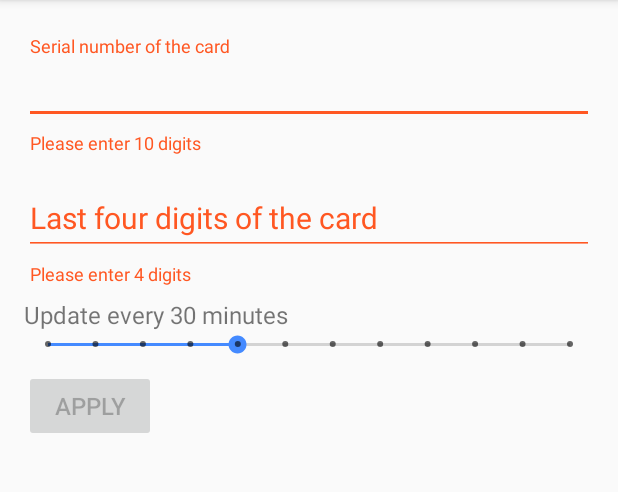
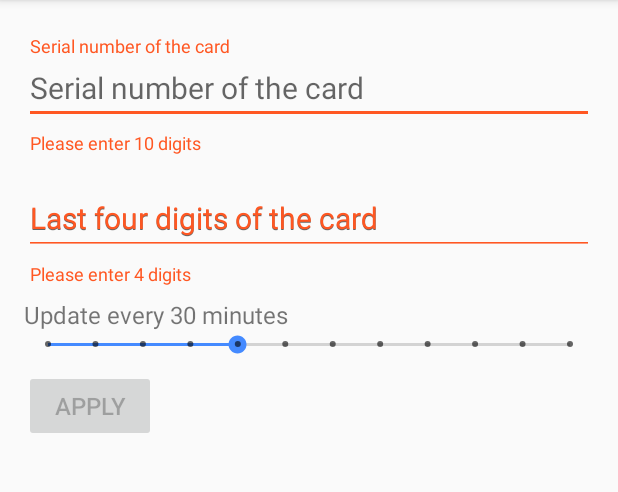
Before and after one commit to rhidasi/balance-widget-tr, an Android app: the BalanceWidgetConfigureActivity screen opened directly, with no data from a screen before it, on a phone screen of 412 x 824 dp, the part 84-576 px from its top. Run offline under Robolectric (Android 15) with nearby library versions, the phone set to English and light mode, and no system bars; our stand-ins replace ButterKnife; 1 statement that could not run was skipped.

Commit message:
Slovak translation, minor UI changes

```diff
--- a/app/src/main/java/sk/hidasi/balance_tr/BalanceWidgetConfigureActivity.java
+++ b/app/src/main/java/sk/hidasi/balance_tr/BalanceWidgetConfigureActivity.java
@@ -106,16 +106,8 @@ public class BalanceWidgetConfigureActivity extends AppCompatActivity implements
 	public void afterTextChanged(Editable editable) {
 		final boolean serialOk = mSerialNumber.getEditText().length() == 10;
 		final boolean fourOk = mFourDigits.getEditText().length() == 4;
-		if (serialOk) {
-			mSerialNumber.setErrorEnabled(false);
-		} else {
-			mSerialNumber.setError(getString(R.string.please_enter_10_digits));
-		}
-		if (fourOk) {
-			mFourDigits.setErrorEnabled(false);
-		} else {
-			mFourDigits.setError(getString(R.string.please_enter_4_digits));
-		}
+		mSerialNumber.setError(serialOk ? null : getString(R.string.please_enter_10_digits));
+		mFourDigits.setError(fourOk ? null : getString(R.string.please_enter_4_digits));
 		mAddButton.setEnabled(serialOk && fourOk);
 		if (serialOk && !fourOk) {
 			mFourDigits.requestFocus();
--- a/app/src/main/res/layout/balance_widget_configure.xml
+++ b/app/src/main/res/layout/balance_widget_configure.xml
@@ -11,12 +11,12 @@
 		android:id="@+id/appwidget_card_serial"
 		android:layout_width="match_parent"
 		android:layout_height="wrap_content"
-		android:animateLayoutChanges="true"
-		android:layout_marginTop="8dp">
+		android:layout_marginTop="8dp"
+		android:hint="@string/card_serial_hint">
 		<android.support.design.widget.TextInputEditText
-			android:hint="@string/card_serial_hint"
 			android:layout_width="match_parent"
 			android:layout_height="wrap_content"
+			android:hint="@string/card_serial_hint"
 			android:textSize="20sp"
 			android:maxLength="10"
 			android:inputType="number"/>
@@ -26,12 +26,12 @@
 		android:id="@+id/appwidget_pan_4_digits"
 		android:layout_width="match_parent"
 		android:layout_height="wrap_content"
-		android:animateLayoutChanges="true"
-		android:layout_marginTop="8dp">
+		android:layout_marginTop="8dp"
+		android:hint="@string/pan_4_digits_hint">
 		<android.support.design.widget.TextInputEditText
-			android:hint="@string/pan_4_digits_hint"
 			android:layout_width="match_parent"
 			android:layout_height="wrap_content"
+			android:hint="@string/pan_4_digits_hint"
 			android:textSize="20sp"
 			android:maxLength="4"
 			android:inputType="number"/>
--- a/app/src/main/res/values/strings.xml
+++ b/app/src/main/res/values/strings.xml
@@ -1,6 +1,6 @@
 <resources>
 	<string name="app_name">Balance Widget TR</string>
-	<string name="widget_text_loading">&#8230; &#8364;</string>
+	<string name="widget_text_loading" translatable="false">&#8230; &#8364;</string>
 	<string name="save_widget">Apply</string>
 	<string name="card_serial_hint">Serial number of the card</string>
 	<string name="please_enter_10_digits">Please enter 10 digits</string>
```
Also changed, not shown: 2 other files.
